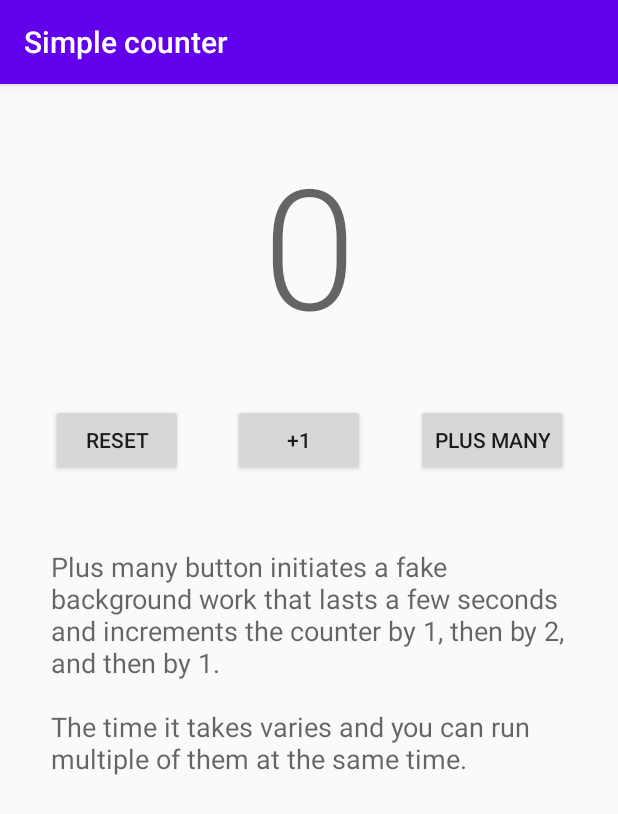
After one commit to pedroql/mvflow, an Android app: the SimpleCounterActivity screen opened directly, with no data from a screen before it, on a phone screen of 412 x 824 dp. The commit adds this screen. Shown: the top 814 px of the screen. Run offline under Robolectric (Android 15) with nearby library versions, the phone set to English and light mode, and no system bars.

Commit message:
Add simple android example

```diff
--- a/samples/android-app/src/main/AndroidManifest.xml
+++ b/samples/android-app/src/main/AndroidManifest.xml
@@ -3,13 +3,13 @@
           package="net.pedroloureiro.mvflow.samples.android">
 
     <application
-        android:allowBackup="true"
+        android:allowBackup="false"
         android:icon="@mipmap/ic_launcher"
         android:label="@string/app_name"
         android:roundIcon="@mipmap/ic_launcher_round"
         android:supportsRtl="true"
         android:theme="@style/AppTheme">
-        <activity android:name=".screens.counter.CounterActivity">
+        <activity android:name=".screens.counter.SimpleCounterActivity">
         </activity>
         <activity android:name=".screens.home.HomeActivity">
             <intent-filter>
--- /dev/null
+++ b/samples/android-app/src/main/kotlin/net/pedroloureiro/mvflow/samples/android/screens/counter/CounterMVFlow.kt
@@ -0,0 +1,77 @@
+package net.pedroloureiro.mvflow.samples.android.screens.counter
+
+import kotlinx.coroutines.CoroutineScope
+import kotlinx.coroutines.delay
+import kotlinx.coroutines.flow.flow
+import net.pedroloureiro.mvflow.Handler
+import net.pedroloureiro.mvflow.MVFlow
+import net.pedroloureiro.mvflow.MviView
+import net.pedroloureiro.mvflow.Reducer
+import kotlin.random.Random
+
+object CounterMVFlow {
+    data class State(
+        val value: Int = 0,
+        val backgroundOperations: Int = 0
+    ) {
+        val showProgress get() = backgroundOperations > 0
+    }
+
+    sealed class Action {
+        object AddOne : Action()
+        object AddMany : Action()
+        object Reset : Action()
+    }
+
+    sealed class Mutation {
+        data class Increment(val amount: Int) : Mutation()
+        object BackgroundJobStarted : Mutation()
+        object BackgroundJobFinished : Mutation()
+        object Reset : Mutation()
+    }
+
+    // this interface just exists for a nicer syntax, it's not required
+    interface View : MviView<State, Action>
+
+    val handler: Handler<State, Action, Mutation> = { _, action ->
+        flow {
+            when (action) {
+                Action.AddOne -> emit(Mutation.Increment(1))
+                Action.Reset -> emit(Mutation.Reset)
+                Action.AddMany -> {
+                    emit(Mutation.BackgroundJobStarted)
+                    // pretend that we will start some work
+                    delay(Random.nextLong(50, 500))
+                    emit(Mutation.Increment(1))
+                    delay(Random.nextLong(500, 1000))
+                    emit(Mutation.Increment(2))
+                    delay(Random.nextLong(500, 2000))
+                    emit(Mutation.Increment(1))
+                    emit(Mutation.BackgroundJobFinished)
+                }
+            }
+        }
+    }
+
+    val reducer: Reducer<State, Mutation> = { state, mutation ->
+        when (mutation) {
+            is Mutation.Increment -> state.copy(value = state.value + mutation.amount)
+            Mutation.BackgroundJobStarted -> state.copy(backgroundOperations = state.backgroundOperations + 1)
+            Mutation.BackgroundJobFinished -> state.copy(backgroundOperations = state.backgroundOperations - 1)
+            Mutation.Reset -> {
+                // we still have the "background operations" going on so we don't change that value
+                state.copy(value = 0)
+            }
+        }
+    }
+
+    fun create(
+        initialState: State = State(),
+        coroutineScope: CoroutineScope
+    ) = MVFlow(
+        initialState,
+        handler,
+        reducer,
+        coroutineScope
+    )
+}
--- /dev/null
+++ b/samples/android-app/src/main/kotlin/net/pedroloureiro/mvflow/samples/android/screens/counter/SimpleCounterActivity.kt
@@ -0,0 +1,64 @@
+package net.pedroloureiro.mvflow.samples.android.screens.counter
+
+import android.content.Context
+import android.content.Intent
+import android.os.Bundle
+import android.view.View
+import androidx.appcompat.app.AppCompatActivity
+import androidx.lifecycle.lifecycleScope
+import kotlinx.coroutines.CoroutineScope
+import kotlinx.coroutines.channels.awaitClose
+import kotlinx.coroutines.flow.Flow
+import kotlinx.coroutines.flow.callbackFlow
+import net.pedroloureiro.mvflow.samples.android.databinding.CounterActivityBinding
+import net.pedroloureiro.mvflow.samples.android.screens.counter.CounterMVFlow.Action
+import net.pedroloureiro.mvflow.samples.android.screens.counter.CounterMVFlow.State
+
+class SimpleCounterActivity : AppCompatActivity() {
+
+    override fun onCreate(savedInstanceState: Bundle?) {
+        super.onCreate(savedInstanceState)
+        val binding = CounterActivityBinding.inflate(layoutInflater)
+        setContentView(binding.root)
+        title = "Simple counter"
+
+        /*
+         * Note: to keep this example short and simple, we don't deal with orientation changes or process death
+         * (In those cases this would start the counter from 0)
+         */
+
+        val view = object : CounterMVFlow.View {
+            override fun render(state: State) {
+                    binding.counterField.text = state.value.toString()
+                    binding.progressBar.visibility = if (state.showProgress) View.VISIBLE else View.INVISIBLE
+            }
+
+            override fun actions(): Flow<Action> = callbackFlow {
+                binding.incrementButton.setOnClickListener {
+                    offer(Action.AddOne)
+                }
+                binding.incrementMany.setOnClickListener {
+                    offer(Action.AddMany)
+                }
+                binding.resetButton.setOnClickListener {
+                    offer(Action.Reset)
+                }
+                awaitClose()
+            }
+
+            override val coroutineScope: CoroutineScope
+                get() = this@SimpleCounterActivity.lifecycleScope
+        }
+        val mvFlow = CounterMVFlow.create(
+            coroutineScope = lifecycleScope
+        )
+        mvFlow.takeView(view)
+    }
+
+    companion object {
+        fun launch(context: Context) {
+            val intent = Intent(context, SimpleCounterActivity::class.java)
+            context.startActivity(intent)
+        }
+    }
+}
--- a/samples/android-app/src/main/res/layout/counter_activity.xml
+++ b/samples/android-app/src/main/res/layout/counter_activity.xml
@@ -1,9 +1,67 @@
 <?xml version="1.0" encoding="utf-8"?>
-<androidx.constraintlayout.widget.ConstraintLayout
+<ScrollView
     xmlns:android="http://schemas.android.com/apk/res/android"
-    xmlns:tools="http://schemas.android.com/tools"
+    xmlns:app="http://schemas.android.com/apk/res-auto" xmlns:tools="http://schemas.android.com/tools"
     android:layout_width="match_parent"
     android:layout_height="match_parent"
-    tools:context=".screens.counter.CounterActivity">
+    android:fillViewport="true"
+>
+    <androidx.constraintlayout.widget.ConstraintLayout
+        android:layout_width="match_parent"
+        android:layout_height="wrap_content"
+        tools:context=".screens.counter.SimpleCounterActivity">
 
-</androidx.constraintlayout.widget.ConstraintLayout>
+        <Button
+            android:id="@+id/resetButton"
+            android:text="@string/simple_counter_reset"
+            android:layout_width="wrap_content"
+            android:layout_height="wrap_content"
+            android:layout_marginTop="32dp"
+            app:layout_constraintEnd_toStartOf="@+id/incrementButton"
+            app:layout_constraintHorizontal_bias="0.5"
+            app:layout_constraintStart_toStartOf="parent"
+            app:layout_constraintTop_toBottomOf="@+id/counterField"/>
+        <Button
+            android:id="@+id/incrementButton"
+            android:text="@string/simple_counter_add_one"
+            android:layout_width="wrap_content"
+            android:layout_height="wrap_content"
+            app:layout_constraintEnd_toStartOf="@+id/incrementMany"
+            app:layout_constraintHorizontal_bias="0.5"
+            app:layout_constraintStart_toEndOf="@+id/resetButton" app:layout_constraintTop_toTopOf="@+id/resetButton"
+        />
+        <Button
+            android:id="@+id/incrementMany"
+            android:text="@string/simple_counter_plus_many"
+            android:layout_width="wrap_content" android:layout_height="wrap_content"
+            app:layout_constraintEnd_toEndOf="parent"
+            app:layout_constraintHorizontal_bias="0.5"
+            app:layout_constraintStart_toEndOf="@+id/incrementButton"
+            app:layout_constraintTop_toTopOf="@+id/incrementButton"
+        />
+        <ProgressBar
+            android:id="@+id/progressBar"
+            style="?android:attr/progressBarStyleHorizontal"
+            android:layout_width="0dp"
+            android:layout_height="wrap_content" android:layout_marginTop="16dp"
+            android:indeterminate="true" app:layout_constraintEnd_toEndOf="@+id/incrementMany"
+            app:layout_constraintStart_toStartOf="@+id/resetButton"
+            app:layout_constraintTop_toBottomOf="@+id/resetButton"/>
+        <TextView
+            android:id="@+id/counterField"
+            android:layout_width="0dp" android:layout_height="wrap_content"
+            android:textAppearance="@style/TextAppearance.AppCompat.Display4"
+            android:minWidth="50dp"
+            android:gravity="center"
+            android:layout_marginTop="32dp" app:layout_constraintEnd_toEndOf="parent"
+            app:layout_constraintStart_toStartOf="parent" app:layout_constraintTop_toTopOf="parent" tools:text="1"/>
+        <TextView
+            android:id="@+id/textView"
+            android:text="@string/simple_counter_explanation"
+            android:layout_width="0dp" android:layout_height="wrap_content" android:layout_marginTop="16dp"
+            android:textAppearance="@style/TextAppearance.AppCompat.Medium"
+            app:layout_constraintEnd_toEndOf="@+id/progressBar" app:layout_constraintHorizontal_bias="0.0"
+            app:layout_constraintStart_toStartOf="@+id/progressBar"
+            app:layout_constraintTop_toBottomOf="@+id/progressBar"/>
+    </androidx.constraintlayout.widget.ConstraintLayout>
+</ScrollView>
--- a/samples/android-app/src/main/res/layout/home_activity.xml
+++ b/samples/android-app/src/main/res/layout/home_activity.xml
@@ -11,7 +11,7 @@
         android:id="@+id/counters_example_button"
         android:layout_width="wrap_content"
         android:layout_height="wrap_content"
-        android:text="Show counters example"
+        android:text="@string/home_simple_counter_label"
         app:layout_constraintBottom_toBottomOf="parent"
         app:layout_constraintLeft_toLeftOf="parent"
         app:layout_constraintRight_toRightOf="parent"
--- a/samples/android-app/src/main/res/values/strings.xml
+++ b/samples/android-app/src/main/res/values/strings.xml
@@ -1,3 +1,11 @@
 <resources>
     <string name="app_name">MVFlow Sample Android App</string>
+    <string name="home_simple_counter_label">Simple counter example</string>
+    <string name="simple_counter_reset">Reset</string>
+    <string name="simple_counter_add_one">+1</string>
+    <string name="simple_counter_plus_many">Plus many</string>
+    <string name="simple_counter_explanation">Plus many button initiates a fake background work that lasts a few seconds
+        and increments the counter by 1, then by 2, and then by 1.\n\nThe time it takes varies and you can run multiple of
+        them at the same time.
+    </string>
 </resources>
```
Also changed, not shown: samples/android-app/src/main/kotlin/net/pedroloureiro/mvflow/samples/android/screens/counter/CounterActivity.kt (deleted, +0 -22 lines), samples/android-app/src/main/kotlin/net/pedroloureiro/mvflow/samples/android/screens/home/HomeActivity.kt (+4 -5 lines).
